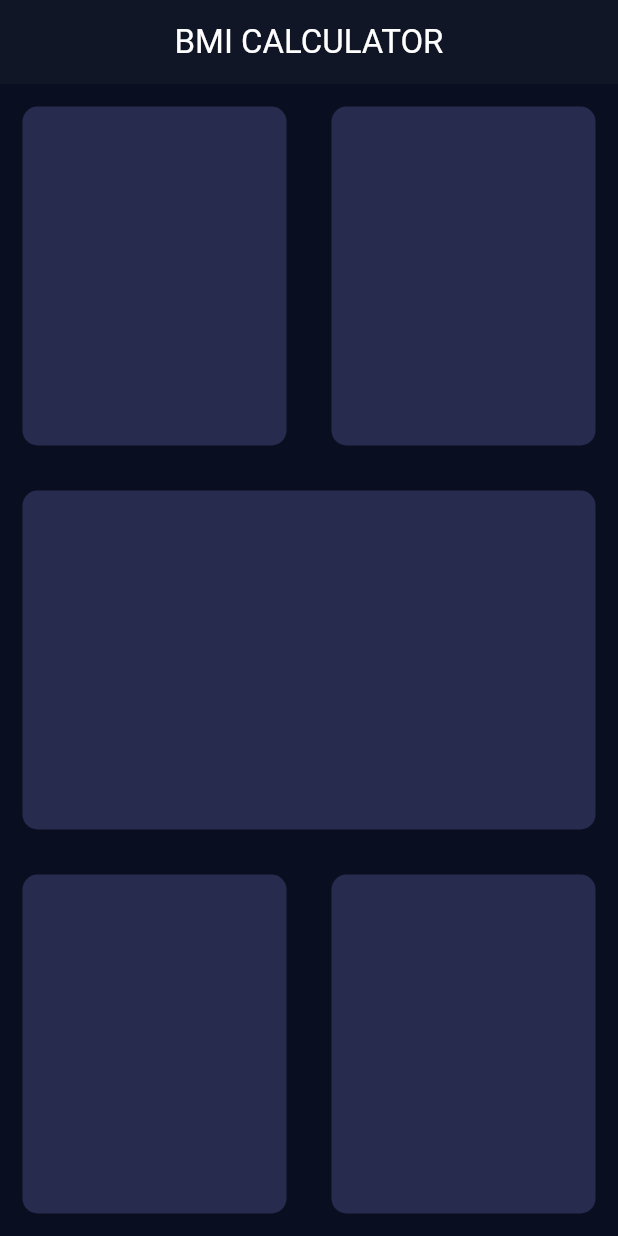
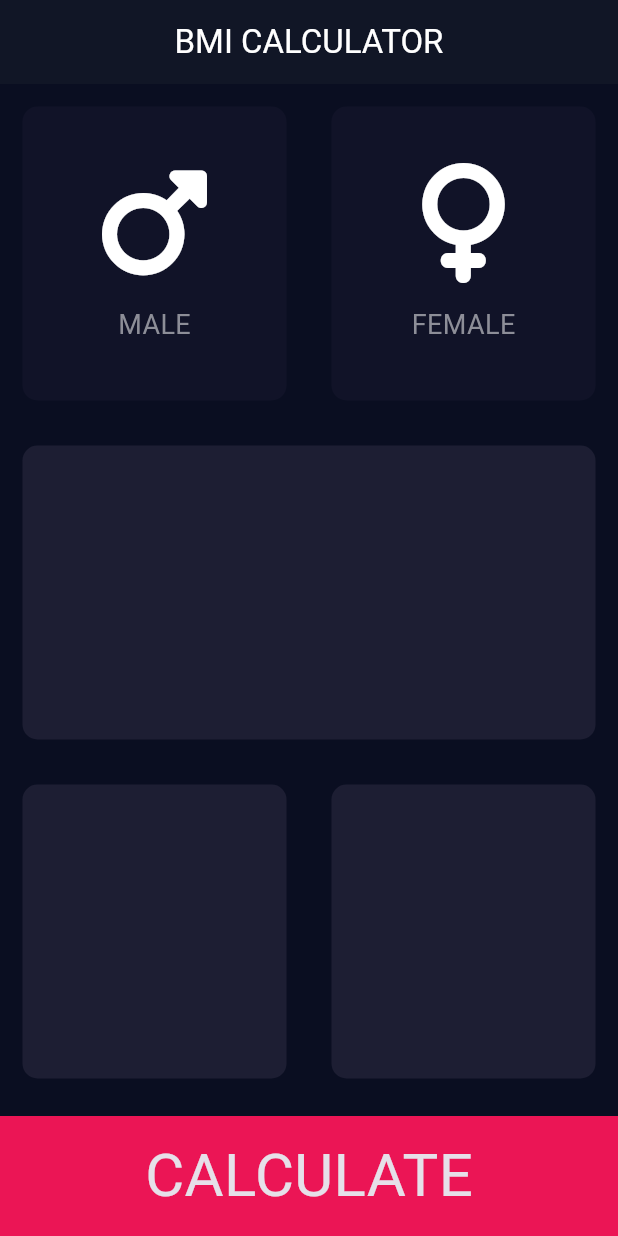
Before and after one commit to NersisVah/bmi_calculator, a Flutter app: the screen it shows after launch, on a phone screen of 412 x 824 dp. Run offline on Flutter 3.47's test engine with Material 3 defaults, Android fonts, the phone set to English and light mode, and no system bars; our stand-ins replace font_awesome_flutter; missing offline and left inert: dart:ffi.

Commit message:
enum commit

```diff
--- a/lib/Listen.dart
+++ b/lib/Listen.dart
@@ -1,5 +1,19 @@
+import 'dart:collection';
 import 'dart:ffi';
 
+import 'package:bmi_calculator_flutter/input_page.dart';
+import 'package:bmi_calculator_flutter/main.dart';
+import 'package:flutter/cupertino.dart';
+
 void main(){
- const int myNumber = 2;
+
+
+
+
+
+
+
+
+
+
 }
--- /dev/null
+++ b/lib/icon_content.dart
@@ -0,0 +1,26 @@
+import 'package:flutter/material.dart';
+const labelTextStyle = TextStyle(fontSize: 18,
+  color: Color(0xff8d8e98),);
+class IconContent extends StatelessWidget {
+  final IconData icon;
+  final String string;
+
+  IconContent(this.icon, this.string);
+
+  @override
+  Widget build(BuildContext context) {
+    return Column(
+      mainAxisAlignment: MainAxisAlignment.center,
+      children: [
+        Icon(icon,size: 80,),
+        SizedBox(
+          height: 15,
+        ),
+        Text(
+          string,
+          style: labelTextStyle,
+        ),
+      ],
+    );
+  }
+}
--- a/lib/input_page.dart
+++ b/lib/input_page.dart
@@ -1,15 +1,41 @@
+import 'dart:typed_data';
+
+import 'package:bmi_calculator_flutter/reusable_card.dart';
 import 'package:flutter/material.dart';
+import 'package:font_awesome_flutter/font_awesome_flutter.dart';
+
+import 'icon_content.dart';
+
+const double bottomContainerHeight = 80.0;
+const activeCardColor = Color(0xFF1D1e33);
+const bottomContainerColor = Color(0xFFEB1555);
+const inactiveCardColor = Color(0xff111328);
 
 class InputPage extends StatefulWidget {
-  Key key = new Key('as');
   @override
   State<InputPage> createState() => _InputPageState();
 }
 
 class _InputPageState extends State<InputPage> {
+  Color colorMale = inactiveCardColor;
+  Color colorFemale = inactiveCardColor;
+
+  void updateColor(int gender) {
+    if (gender == 1) {
+      if(colorMale == inactiveCardColor){
+        colorMale = activeCardColor;
+        colorFemale = inactiveCardColor;}
+      else{colorMale = inactiveCardColor;}
+    } else if (gender == 2) {
+      if(colorFemale == inactiveCardColor){
+        colorFemale = activeCardColor;
+        colorMale = inactiveCardColor;
+      }else{ colorFemale = inactiveCardColor;}
+    }
+  }
+
   @override
   Widget build(BuildContext context) {
-    Color defaultColor = Color(0xFF272B4D);
     return Scaffold(
       appBar: AppBar(
         title: Center(child: Text('BMI CALCULATOR')),
@@ -20,50 +46,76 @@ class _InputPageState extends State<InputPage> {
             child: Row(
               children: [
                 Expanded(
-                  child: ReusableCard(color: defaultColor,),
+                  child: GestureDetector(
+                    onTap: () {
+                      setState(() {
+                        updateColor(1);
+                      });
+                    },
+                    onLongPress: () {
+                      setState(() {
+                        colorMale = Colors.yellow;
+                      });
+                    },
+                    child: ReusableCard(
+                      cardChild: IconContent(FontAwesomeIcons.mars, 'MALE'),
+                      colour: colorMale,
+                    ),
+                  ),
                 ),
                 Expanded(
-                  child: new ReusableCard(color: defaultColor),
+                  child: GestureDetector(
+                    onTap: () {
+                      setState(() {
+                        updateColor(2);
+                      });
+                    },
+                    child: new ReusableCard(
+                        cardChild:
+                            IconContent(FontAwesomeIcons.venus, 'FEMALE'),
+                        colour: colorFemale),
+                  ),
                 ),
               ],
             ),
           ),
-          Expanded(child: new ReusableCard(color: defaultColor)),
+          Expanded(
+              child: GestureDetector(
+                  onTap: () {},
+                  child: new ReusableCard(
+                      cardChild: Container(), colour: activeCardColor))),
           Expanded(
             child: Row(
               children: [
                 Expanded(
-                  child: new ReusableCard(color: defaultColor),
+                  child: ReusableCard(
+                      cardChild: Container(), colour: activeCardColor),
                 ),
                 Expanded(
-                  child: new ReusableCard(color: defaultColor),
+                  child: ReusableCard(
+                    cardChild: Column(
+                      children: [],
+                    ),
+                    colour: activeCardColor,
+                  ),
                 ),
               ],
             ),
-          )
-
+          ),
+          Container(
+            margin: EdgeInsets.only(top: 10),
+            color: bottomContainerColor,
+            child: Center(
+              child: Text(
+                'CALCULATE',
+                style: TextStyle(fontSize: 40),
+              ),
+            ),
+            width: double.infinity,
+            height: bottomContainerHeight,
+          ),
         ],
       ),
     );
   }
-
 }
-class ReusableCard extends StatelessWidget {
-
-  late  final Color colour;
-
-  ReusableCard({required Color color}){
-    colour = color;
-  }
-
-  @override
-  Widget build(BuildContext context) {
-    return Container(
-      decoration: BoxDecoration(
-        borderRadius: BorderRadius.circular(10),
-        color: colour,
-      ),
-      margin: EdgeInsets.all(15.0),
-    );
-  }
-}
--- a/lib/main.dart
+++ b/lib/main.dart
@@ -4,7 +4,8 @@ import 'input_page.dart';
 void main() => runApp(BMICalculator());
 
 
-class BMICalculator extends StatelessWidget {
+ class BMICalculator extends StatelessWidget {
+
   @override
   Widget build(BuildContext context) {
     return MaterialApp(
--- /dev/null
+++ b/lib/reusable_card.dart
@@ -0,0 +1,23 @@
+import 'package:flutter/material.dart';
+
+class ReusableCard extends StatelessWidget {
+  late final Color? colour;
+  late final Widget? cardChild;
+
+  ReusableCard({Color? colour, Widget? cardChild}) {
+    this.colour = colour;
+    this.cardChild = cardChild;
+  }
+
+  @override
+  Widget build(BuildContext context) {
+    return Container(
+      child: cardChild,
+      decoration: BoxDecoration(
+        borderRadius: BorderRadius.circular(10),
+        color: colour,
+      ),
+      margin: EdgeInsets.all(15.0),
+    );
+  }
+}
```
Also changed, not shown: pubspec.yaml (+5 -18 lines), pubspec.lock.
